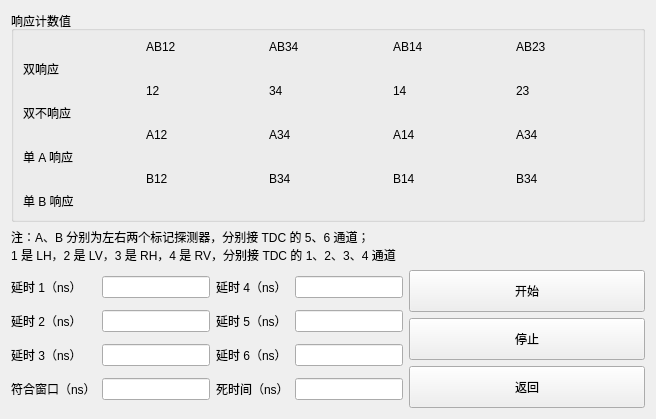
First picture: the form in ui/heraldqkdwidget.ui, repository WhiteChimney/TDC-counter, before the edit.
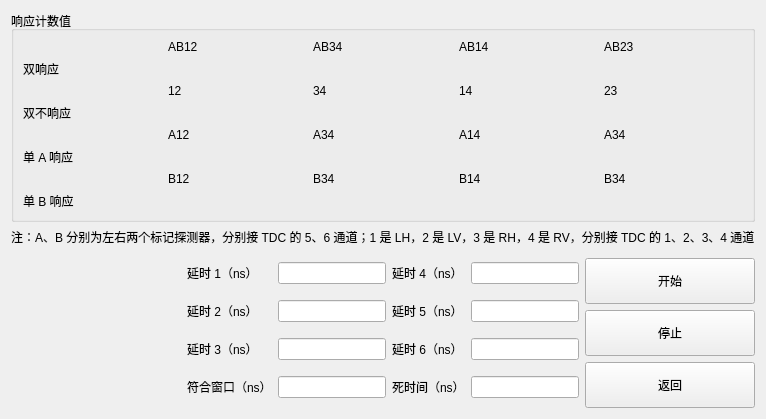
Second picture: the form after the edit.

The edit to the form file:
```diff
--- a/ui/heraldqkdwidget.ui
+++ b/ui/heraldqkdwidget.ui
@@ -14,7 +14,134 @@
    <string>Form</string>
   </property>
   <layout class="QGridLayout" name="gridLayout">
-   <item row="0" column="0" colspan="2">
+   <item row="3" column="2">
+    <layout class="QVBoxLayout" name="verticalLayout_2">
+     <item>
+      <widget class="QPushButton" name="buttonStart">
+       <property name="sizePolicy">
+        <sizepolicy hsizetype="MinimumExpanding" vsizetype="MinimumExpanding">
+         <horstretch>0</horstretch>
+         <verstretch>0</verstretch>
+        </sizepolicy>
+       </property>
+       <property name="text">
+        <string>开始</string>
+       </property>
+      </widget>
+     </item>
+     <item>
+      <widget class="QPushButton" name="buttonStop">
+       <property name="sizePolicy">
+        <sizepolicy hsizetype="Preferred" vsizetype="MinimumExpanding">
+         <horstretch>0</horstretch>
+         <verstretch>0</verstretch>
+        </sizepolicy>
+       </property>
+       <property name="text">
+        <string>停止</string>
+       </property>
+      </widget>
+     </item>
+     <item>
+      <widget class="QPushButton" name="buttonReturn">
+       <property name="sizePolicy">
+        <sizepolicy hsizetype="Preferred" vsizetype="MinimumExpanding">
+         <horstretch>0</horstretch>
+         <verstretch>0</verstretch>
+        </sizepolicy>
+       </property>
+       <property name="text">
+        <string>返回</string>
+       </property>
+      </widget>
+     </item>
+    </layout>
+   </item>
+   <item row="2" column="1" rowspan="2">
+    <layout class="QGridLayout" name="gridLayout_2">
+     <item row="1" column="0">
+      <widget class="QLabel" name="label_20">
+       <property name="text">
+        <string>延时 2（ns）</string>
+       </property>
+      </widget>
+     </item>
+     <item row="2" column="1">
+      <widget class="QLineEdit" name="textDelay3"/>
+     </item>
+     <item row="0" column="0">
+      <widget class="QLabel" name="label_19">
+       <property name="text">
+        <string>延时 1（ns）</string>
+       </property>
+      </widget>
+     </item>
+     <item row="1" column="1">
+      <widget class="QLineEdit" name="textDelay2"/>
+     </item>
+     <item row="0" column="2">
+      <widget class="QLabel" name="label_22">
+       <property name="text">
+        <string>延时 4（ns）</string>
+       </property>
+      </widget>
+     </item>
+     <item row="0" column="1">
+      <widget class="QLineEdit" name="textDelay1"/>
+     </item>
+     <item row="0" column="3">
+      <widget class="QLineEdit" name="textDelay4"/>
+     </item>
+     <item row="1" column="2">
+      <widget class="QLabel" name="label_23">
+       <property name="text">
+        <string>延时 5（ns）</string>
+       </property>
+      </widget>
+     </item>
+     <item row="5" column="0">
+      <widget class="QLabel" name="label_18">
+       <property name="text">
+        <string>符合窗口（ns）</string>
+       </property>
+      </widget>
+     </item>
+     <item row="2" column="2">
+      <widget class="QLabel" name="label_24">
+       <property name="text">
+        <string>延时 6（ns）</string>
+       </property>
+      </widget>
+     </item>
+     <item row="1" column="3">
+      <widget class="QLineEdit" name="textDelay5"/>
+     </item>
+     <item row="2" column="3">
+      <widget class="QLineEdit" name="textDelay6"/>
+     </item>
+     <item row="5" column="1">
+      <widget class="QLineEdit" name="textTolerance"/>
+     </item>
+     <item row="5" column="2">
+      <widget class="QLabel" name="label_17">
+       <property name="text">
+        <string>死时间（ns）</string>
+       </property>
+      </widget>
+     </item>
+     <item row="5" column="3">
+      <widget class="QLineEdit" name="textDeadTime"/>
+     </item>
+     <item row="2" column="0">
+      <widget class="QLabel" name="label_21">
+       <property name="text">
+        <string>延时 3（ns）</string>
+       </property>
+      </widget>
+     </item>
+    </layout>
+   </item>
+   <item row="0" column="0" colspan="3">
     <widget class="QGroupBox" name="groupYields">
      <property name="sizePolicy">
       <sizepolicy hsizetype="Expanding" vsizetype="Expanding">
@@ -169,140 +296,25 @@
      </layout>
     </widget>
    </item>
-   <item row="2" column="1">
-    <layout class="QVBoxLayout" name="verticalLayout_2">
-     <item>
-      <widget class="QPushButton" name="buttonStart">
-       <property name="sizePolicy">
-        <sizepolicy hsizetype="MinimumExpanding" vsizetype="MinimumExpanding">
-         <horstretch>0</horstretch>
-         <verstretch>0</verstretch>
-        </sizepolicy>
-       </property>
-       <property name="text">
-        <string>开始</string>
-       </property>
-      </widget>
-     </item>
-     <item>
-      <widget class="QPushButton" name="buttonStop">
-       <property name="sizePolicy">
-        <sizepolicy hsizetype="Preferred" vsizetype="MinimumExpanding">
-         <horstretch>0</horstretch>
-         <verstretch>0</verstretch>
-        </sizepolicy>
-       </property>
-       <property name="text">
-        <string>停止</string>
-       </property>
-      </widget>
-     </item>
-     <item>
-      <widget class="QPushButton" name="buttonReturn">
-       <property name="sizePolicy">
-        <sizepolicy hsizetype="Preferred" vsizetype="MinimumExpanding">
-         <horstretch>0</horstretch>
-         <verstretch>0</verstretch>
-        </sizepolicy>
-       </property>
-       <property name="text">
-        <string>返回</string>
-       </property>
-      </widget>
-     </item>
-    </layout>
-   </item>
-   <item row="1" column="0" colspan="2">
+   <item row="1" column="0" colspan="3">
     <widget class="QLabel" name="label_37">
      <property name="text">
-      <string>注：A、B 分别为左右两个标记探测器，分别接 TDC 的 5、6 通道；
-1 是 LH，2 是 LV，3 是 RH，4 是 RV，分别接 TDC 的 1、2、3、4 通道</string>
+      <string>注：A、B 分别为左右两个标记探测器，分别接 TDC 的 5、6 通道；1 是 LH，2 是 LV，3 是 RH，4 是 RV，分别接 TDC 的 1、2、3、4 通道</string>
      </property>
     </widget>
    </item>
-   <item row="2" column="0">
-    <layout class="QGridLayout" name="gridLayout_2">
-     <item row="1" column="0">
-      <widget class="QLabel" name="label_20">
-       <property name="text">
-        <string>延时 2（ns）</string>
-       </property>
-      </widget>
-     </item>
-     <item row="2" column="1">
-      <widget class="QLineEdit" name="textDelay3"/>
-     </item>
-     <item row="0" column="0">
-      <widget class="QLabel" name="label_19">
-       <property name="text">
-        <string>延时 1（ns）</string>
-       </property>
-      </widget>
-     </item>
-     <item row="1" column="1">
-      <widget class="QLineEdit" name="textDelay2"/>
-     </item>
-     <item row="0" column="2">
-      <widget class="QLabel" name="label_22">
-       <property name="text">
-        <string>延时 4（ns）</string>
-       </property>
-      </widget>
-     </item>
-     <item row="0" column="1">
-      <widget class="QLineEdit" name="textDelay1"/>
-     </item>
-     <item row="0" column="3">
-      <widget class="QLineEdit" name="textDelay4"/>
-     </item>
-     <item row="1" column="2">
-      <widget class="QLabel" name="label_23">
-       <property name="text">
-        <string>延时 5（ns）</string>
-       </property>
-      </widget>
-     </item>
-     <item row="5" column="0">
-      <widget class="QLabel" name="label_18">
-       <property name="text">
-        <string>符合窗口（ns）</string>
-       </property>
-      </widget>
-     </item>
-     <item row="2" column="2">
-      <widget class="QLabel" name="label_24">
-       <property name="text">
-        <string>延时 6（ns）</string>
-       </property>
-      </widget>
-     </item>
-     <item row="1" column="3">
-      <widget class="QLineEdit" name="textDelay5"/>
-     </item>
-     <item row="2" column="3">
-      <widget class="QLineEdit" name="textDelay6"/>
-     </item>
-     <item row="5" column="1">
-      <widget class="QLineEdit" name="textTolerance"/>
-     </item>
-     <item row="5" column="2">
-      <widget class="QLabel" name="label_17">
-       <property name="text">
-        <string>死时间（ns）</string>
-       </property>
-      </widget>
-     </item>
-     <item row="5" column="3">
-      <widget class="QLineEdit" name="textDeadTime"/>
-     </item>
-     <item row="2" column="0">
-      <widget class="QLabel" name="label_21">
-       <property name="text">
-        <string>延时 3（ns）</string>
-       </property>
-      </widget>
-     </item>
-    </layout>
+   <item row="2" column="0" rowspan="2">
+    <widget class="QLabel" name="labelPic">
+     <property name="sizePolicy">
+      <sizepolicy hsizetype="Expanding" vsizetype="Expanding">
+       <horstretch>0</horstretch>
+       <verstretch>0</verstretch>
+      </sizepolicy>
+     </property>
+     <property name="text">
+      <string/>
+     </property>
+    </widget>
    </item>
   </layout>
  </widget>
```
